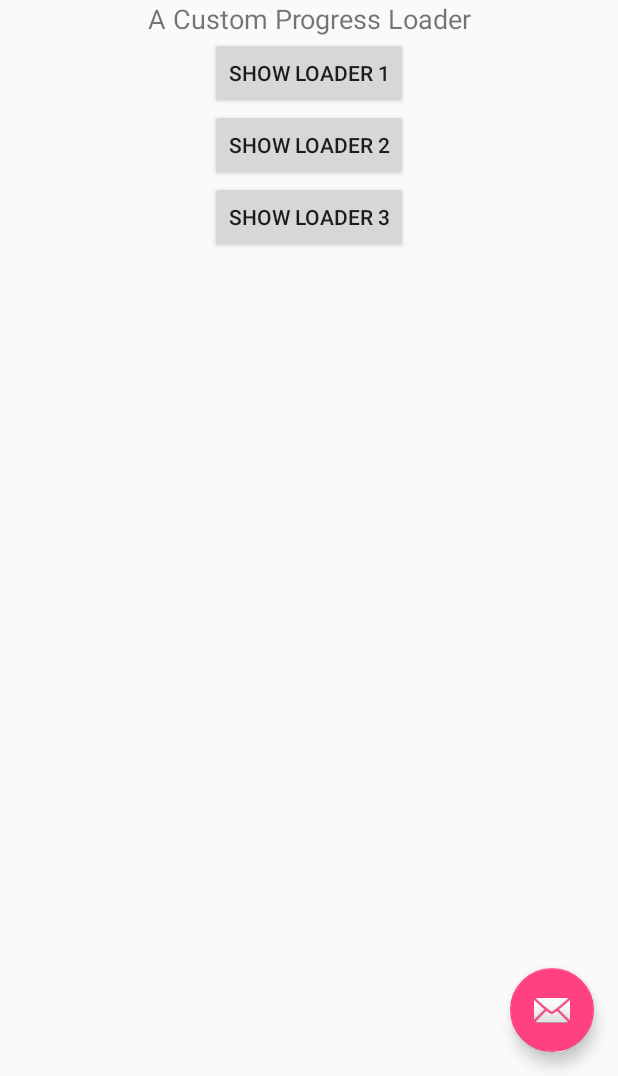
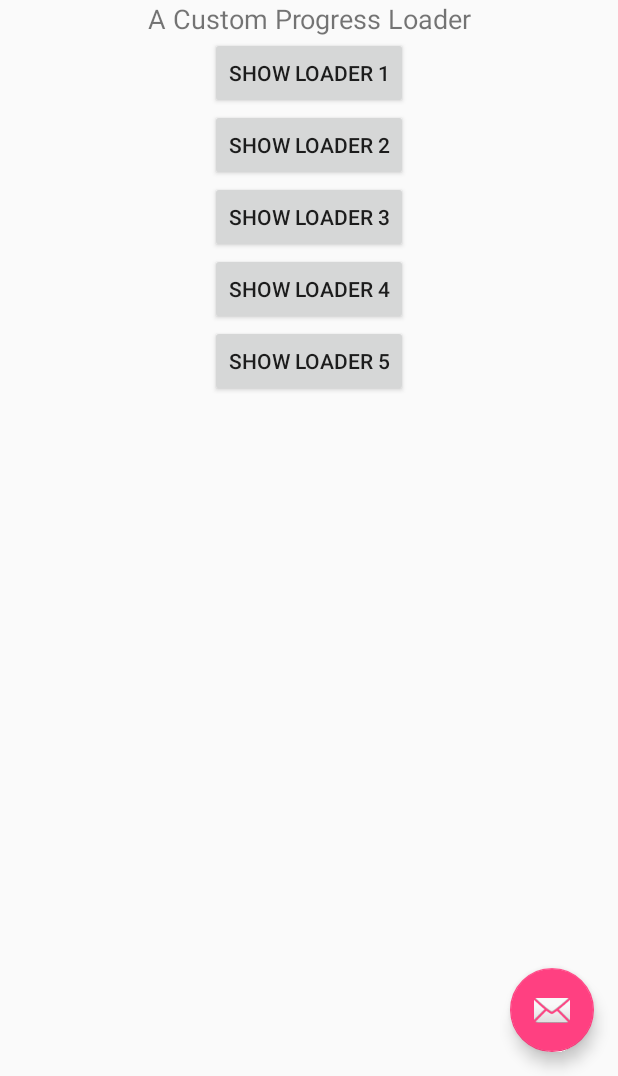
Before and after one commit to Mahendran-Sakkarai/Progression, an Android app: the screen it shows after launch (MainActivity), on a phone screen of 412 x 824 dp, the part 160-1236 px from its top. Run offline under Robolectric (Android 15) with nearby library versions, the phone set to English and light mode, and no system bars.

Commit message:
Created a option to show default loader image with default and customized colors.

```diff
--- a/app/src/main/java/com/yaiyaiyaa/progression_example/MainActivity.java
+++ b/app/src/main/java/com/yaiyaiyaa/progression_example/MainActivity.java
@@ -21,10 +21,14 @@ public class MainActivity extends AppCompatActivity {
 
     private Button showLoader1;
     private Button showLoader2;
-    private ProgressDialog progression1;
-    private ProgressDialog progression2;
+    private Progression progression1;
+    private Progression progression2;
     private Button showLoader3;
-    private ProgressDialog progression3;
+    private Progression progression3;
+    private Button showLoader4;
+    private Progression progression4;
+    private Button showLoader5;
+    private Progression progression5;
 
     @Override
     protected void onCreate(Bundle savedInstanceState) {
@@ -51,9 +55,16 @@ public class MainActivity extends AppCompatActivity {
         showLoader1 = (Button) findViewById(R.id.show_loader1);
         showLoader2 = (Button) findViewById(R.id.show_loader2);
         showLoader3 = (Button) findViewById(R.id.show_loader3);
+        showLoader4 = (Button) findViewById(R.id.show_loader4);
+        showLoader5 = (Button) findViewById(R.id.show_loader5);
         progression1 = Progression.initProgression(MainActivity.this, 1);
         progression2 = Progression.initProgression(MainActivity.this, 2);
         progression3 = Progression.initProgression(MainActivity.this, 3);
+        progression4 = Progression.initProgression(MainActivity.this, 4);
+        progression5 = Progression.initProgression(MainActivity.this, 4);
+
+        // set color for loader
+        progression5.setColor(0xFFFFFFFF);
     }
 
     private void initializeListeners() {
@@ -113,6 +124,62 @@ public class MainActivity extends AppCompatActivity {
                 });
             }
         });
+
+        showLoader4.setOnClickListener(new View.OnClickListener() {
+            @Override
+            public void onClick(View v) {
+                shoLoader4();
+                runOnUiThread(new Runnable() {
+                    @Override
+                    public void run() {
+                        final Handler handler = new Handler();
+                        handler.postDelayed(new Runnable() {
+                            @Override
+                            public void run() {
+                                hideLoader4();
+                            }
+                        }, 3000);
+                    }
+                });
+            }
+        });
+
+        showLoader5.setOnClickListener(new View.OnClickListener() {
+            @Override
+            public void onClick(View v) {
+                shoLoader5();
+                runOnUiThread(new Runnable() {
+                    @Override
+                    public void run() {
+                        final Handler handler = new Handler();
+                        handler.postDelayed(new Runnable() {
+                            @Override
+                            public void run() {
+                                hideLoader5();
+                            }
+                        }, 3000);
+                    }
+                });
+            }
+        });
+    }
+
+    private void hideLoader5() {
+        if(progression5.isShowing())
+            progression5.dismiss();
+    }
+
+    private void shoLoader5() {
+        progression5.show();
+    }
+
+    private void hideLoader4() {
+        if(progression4.isShowing())
+            progression4.dismiss();
+    }
+
+    private void shoLoader4() {
+        progression4.show();
     }
 
     private void shoLoader3() {
--- a/app/src/main/res/layout/content_main.xml
+++ b/app/src/main/res/layout/content_main.xml
@@ -48,4 +48,18 @@
         android:layout_height="wrap_content"
         android:layout_gravity="center"
         android:text="@string/show_loader3"/>
+
+    <Button
+        android:id="@+id/show_loader4"
+        android:layout_width="wrap_content"
+        android:layout_height="wrap_content"
+        android:layout_gravity="center"
+        android:text="@string/show_loader4"/>
+
+    <Button
+        android:id="@+id/show_loader5"
+        android:layout_width="wrap_content"
+        android:layout_height="wrap_content"
+        android:layout_gravity="center"
+        android:text="@string/show_loader5"/>
 </LinearLayout>
--- a/app/src/main/res/values/strings.xml
+++ b/app/src/main/res/values/strings.xml
@@ -6,4 +6,6 @@
     <string name="show_loader1">Show Loader 1</string>
     <string name="show_loader2">Show Loader 2</string>
     <string name="show_loader3">Show Loader 3</string>
+    <string name="show_loader4">Show Loader 4</string>
+    <string name="show_loader5">Show Loader 5</string>
 </resources>
--- a/progression/src/main/java/com/yaiyaiyaa/progression/Progression.java
+++ b/progression/src/main/java/com/yaiyaiyaa/progression/Progression.java
@@ -4,16 +4,19 @@ import android.app.ProgressDialog;
 import android.content.Context;
 import android.graphics.drawable.AnimationDrawable;
 import android.os.Bundle;
+import android.view.View;
 import android.widget.ImageView;
+import android.widget.ProgressBar;
 
 /**
  * Created by mahendran on 28/12/15.
  */
 public class Progression extends ProgressDialog {
+    private int mProgressColor;
     private int mLoader;
     private AnimationDrawable animateLoader;
 
-    public static ProgressDialog initProgression(Context context, int loader) {
+    public static Progression initProgression(Context context, int loader) {
         Progression progression = new Progression(context, R.style.ProgressionTheme, loader);
         progression.setIndeterminate(true);
         progression.setCancelable(false);
@@ -23,11 +26,18 @@ public class Progression extends ProgressDialog {
 
     public Progression(Context context) {
         super(context);
+        this.mProgressColor = 0xFFFF0000;
     }
 
     public Progression(Context context, int theme, int loader) {
         super(context, theme);
         this.mLoader = loader;
+        this.mProgressColor = 0xFFFF0000;
+    }
+
+    public void setColor(int color){
+        if(mLoader == 4)
+            mProgressColor = color;
     }
 
     @Override
@@ -36,6 +46,7 @@ public class Progression extends ProgressDialog {
         setContentView(R.layout.loader1);
 
         ImageView loaderContainer = (ImageView) findViewById(R.id.loader_image);
+        ProgressBar progressBar = (ProgressBar) findViewById(R.id.progress_bar);
 
         if (mLoader == 1) {
             loaderContainer.setBackgroundResource(R.drawable.loader1);
@@ -46,6 +57,10 @@ public class Progression extends ProgressDialog {
         } else if (mLoader == 3) {
             loaderContainer.setBackgroundResource(R.drawable.loader3);
             animateLoader = (AnimationDrawable) loaderContainer.getBackground();
+        } else if (mLoader == 4){
+            loaderContainer.setVisibility(View.GONE);
+            progressBar.setVisibility(View.VISIBLE);
+            progressBar.getIndeterminateDrawable().setColorFilter(mProgressColor, android.graphics.PorterDuff.Mode.MULTIPLY);
         }
     }
 
```
Also changed, not shown: progression/src/main/res/layout/loader1.xml (+7 -0 lines).
